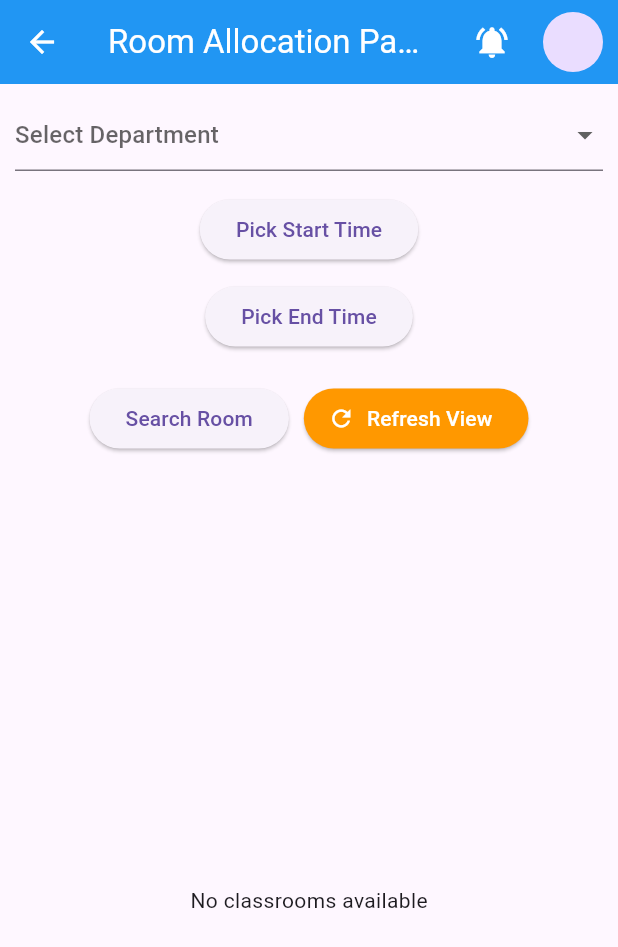
After one commit to Najma-Lopa/Room-Allocation, a Flutter app: the HomePageStudent screen opened directly, after a tap on "Room Allocation", on a phone screen of 412 x 824 dp. The commit adds this screen. Shown: the top 947 px of the screen. Run offline on Flutter 3.47's test engine with Material 3 defaults, Android fonts, the phone set to English and light mode, and no system bars.

Commit message:
room allocation

```diff
--- a/lib/main.dart
+++ b/lib/main.dart
@@ -1,5 +1,6 @@
 import 'package:flutter/cupertino.dart';
 import 'package:flutter/material.dart';
+import 'package:room_allocation_system/screens/Class%20Room/class_room_homePage.dart';
 import 'package:room_allocation_system/screens/student/home_page_student.dart';
 
 void main(){
@@ -12,7 +13,8 @@ class MyApp extends StatelessWidget {
   @override
   Widget build(BuildContext context) {
     return const MaterialApp(
-      home: HomePageStudent(),
+      //home: HomePageStudent(),
+      home: ClassRoomHomepage(),
       debugShowCheckedModeBanner: false,
     );
   }
--- /dev/null
+++ b/lib/screens/Class Room/class_room_homePage.dart
@@ -0,0 +1,226 @@
+import 'package:flutter/material.dart';
+import '../../utility/classroom_info.dart';
+import '../../widgets/app_bar.dart';
+
+class ClassRoomHomepage extends StatefulWidget {
+  const ClassRoomHomepage({super.key});
+
+  @override
+  State<ClassRoomHomepage> createState() => _ClassRoomHomepageState();
+}
+
+class _ClassRoomHomepageState extends State<ClassRoomHomepage> {
+  String? selectedDepartment;
+  TimeOfDay? startTime;
+  TimeOfDay? endTime;
+
+  // Stores all allocated rooms with their time slots
+  final Map<String, List<Map<String, TimeOfDay>>> allocatedRooms = {};
+
+  // Stores current user's allocated time slots
+  final List<Map<String, dynamic>> userAllocations = [];
+
+  Future<void> pickTime(BuildContext context, bool isStart) async {
+    final TimeOfDay? picked = await showTimePicker(
+      context: context,
+      initialTime: TimeOfDay.now(),
+    );
+    if (picked != null) {
+      setState(() {
+        if (isStart) {
+          startTime = picked;
+        } else {
+          endTime = picked;
+        }
+      });
+    }
+  }
+
+  bool isTimeOverlap(TimeOfDay start1, TimeOfDay end1, TimeOfDay start2, TimeOfDay end2) {
+    final start1Minutes = start1.hour * 60 + start1.minute;
+    final end1Minutes = end1.hour * 60 + end1.minute;
+    final start2Minutes = start2.hour * 60 + start2.minute;
+    final end2Minutes = end2.hour * 60 + end2.minute;
+
+    return start1Minutes < end2Minutes && end1Minutes > start2Minutes;
+  }
+
+  bool isRoomAllocated(String room) {
+    if (!allocatedRooms.containsKey(room)) return false;
+
+    for (var slot in allocatedRooms[room]!) {
+      if (isTimeOverlap(startTime!, endTime!, slot['start']!, slot['end']!)) {
+        return true;
+      }
+    }
+    return false;
+  }
+
+  bool hasUserAllocatedTimeOverlap() {
+    for (var slot in userAllocations) {
+      if (isTimeOverlap(startTime!, endTime!, slot['start'], slot['end'])) {
+        return true;
+      }
+    }
+    return false;
+  }
+
+  void allocateRoom(String room) {
+    setState(() {
+      allocatedRooms.putIfAbsent(room, () => []);
+      allocatedRooms[room]!.add({'start': startTime!, 'end': endTime!});
+      userAllocations.add({'room': room, 'start': startTime!, 'end': endTime!});
+    });
+
+    ScaffoldMessenger.of(context).showSnackBar(
+      SnackBar(content: Text("Room '$room' allocated successfully")),
+    );
+  }
+
+  void resetForm() {
+    setState(() {
+      selectedDepartment = null;
+      startTime = null;
+      endTime = null;
+      userAllocations.clear();
+    });
+  }
+
+  @override
+  Widget build(BuildContext context) {
+    final List<String> roomList =
+        DepartmentData.departmentClassrooms[selectedDepartment] ?? [];
+
+    return Scaffold(
+      appBar: CustomAppBar(Title: "Room Allocation Page"),
+      body: Column(
+        children: [
+          // Top form section
+          SizedBox(
+            height: 320,
+            child: SingleChildScrollView(
+              padding: const EdgeInsets.all(10),
+              child: Column(
+                children: [
+                  DropdownButtonFormField<String>(
+                    value: selectedDepartment,
+                    hint: const Text("Select Department"),
+                    items: DepartmentData.departmentList.map((department) {
+                      return DropdownMenuItem(
+                        value: department,
+                        child: Text(department),
+                      );
+                    }).toList(),
+                    onChanged: (value) {
+                      setState(() {
+                        selectedDepartment = value;
+                      });
+                    },
+                  ),
+                  const SizedBox(height: 15),
+                  ElevatedButton(
+                    onPressed: () => pickTime(context, true),
+                    child: Text(startTime == null
+                        ? "Pick Start Time"
+                        : "Start Time: ${startTime!.format(context)}"),
+                  ),
+                  const SizedBox(height: 10),
+                  ElevatedButton(
+                    onPressed: () => pickTime(context, false),
+                    child: Text(endTime == null
+                        ? "Pick End Time"
+                        : "End Time: ${endTime!.format(context)}"),
+                  ),
+                  const SizedBox(height: 20),
+                  Row(
+                    mainAxisAlignment: MainAxisAlignment.center,
+                    children: [
+                      ElevatedButton(
+                        onPressed: () {
+                          if (selectedDepartment != null &&
+                              startTime != null &&
+                              endTime != null) {
+                            ScaffoldMessenger.of(context).showSnackBar(
+                              const SnackBar(content: Text("Room Search Completed")),
+                            );
+                          } else {
+                            ScaffoldMessenger.of(context).showSnackBar(
+                              const SnackBar(content: Text("Please select all fields")),
+                            );
+                          }
+                        },
+                        child: const Text("Search Room"),
+                      ),
+                      const SizedBox(width: 10),
+                      ElevatedButton.icon(
+                        onPressed: resetForm,
+                        icon: const Icon(Icons.refresh),
+                        label: const Text("Refresh View"),
+                        style: ElevatedButton.styleFrom(
+                          backgroundColor: Colors.orange,
+                          foregroundColor: Colors.white,
+                        ),
+                      ),
+                    ],
+                  ),
+                ],
+              ),
+            ),
+          ),
+
+          // Room display section
+          Expanded(
+            child: roomList.isEmpty
+                ? const Center(child: Text("No classrooms available"))
+                : ListView.builder(
+              padding: const EdgeInsets.all(10),
+              itemCount: roomList.length,
+              itemBuilder: (context, index) {
+                final room = roomList[index];
+                final isAllocated = isRoomAllocated(room);
+
+                return Card(
+                  color: isAllocated ? Colors.red.shade100 : null,
+                  elevation: 3,
+                  margin: const EdgeInsets.symmetric(vertical: 6),
+                  child: ListTile(
+                    title: Text(
+                      room,
+                      style: TextStyle(
+                        color: isAllocated ? Colors.red : Colors.black,
+                        fontWeight: FontWeight.bold,
+                      ),
+                    ),
+                    leading: const Icon(Icons.meeting_room_outlined),
+                    trailing: ElevatedButton(
+                      onPressed: (startTime == null || endTime == null)
+                          ? null
+                          : () {
+                        if (isAllocated) {
+                          ScaffoldMessenger.of(context).showSnackBar(
+                            const SnackBar(
+                              content: Text("This room is already allocated"),
+                            ),
+                          );
+                        } else if (hasUserAllocatedTimeOverlap()) {
+                          ScaffoldMessenger.of(context).showSnackBar(
+                            const SnackBar(
+                              content: Text("You can't allocate multiple rooms at the same time"),
+                            ),
+                          );
+                        } else {
+                          allocateRoom(room);
+                        }
+                      },
+                      child: const Text("Allocate"),
+                    ),
+                  ),
+                );
+              },
+            ),
+          ),
+        ],
+      ),
+    );
+  }
+}
--- a/lib/screens/student/home_page_student.dart
+++ b/lib/screens/student/home_page_student.dart
@@ -1,6 +1,8 @@
 import 'package:flutter/cupertino.dart';
 import 'package:flutter/material.dart';
+import 'package:room_allocation_system/screens/Class%20Room/class_room_homePage.dart';
 
+import '../../widgets/app_bar.dart';
 import '../../widgets/card_for_all.dart';
 
 class HomePageStudent extends StatefulWidget {
@@ -14,59 +16,59 @@ class _HomePageStudentState extends State<HomePageStudent> {
   @override
   Widget build(BuildContext context) {
     return Scaffold(
-      appBar: AppBar(
-        backgroundColor: Colors.blue,
-        foregroundColor: Colors.white,
-        actions: [
-          IconButton(
-            onPressed: () {},
-            icon: const Icon(
-              Icons.notifications_active,
-              size: 25,
-            ),
-          ),
-          const SizedBox(
-            width: 10,
-          ),
-          const CircleAvatar(),
-        ],
+      appBar: CustomAppBar(
+        Title: "Home Page",
       ),
       drawer: const Drawer(),
       body: Column(
         children: [
           Expanded(
             flex: 1,
-            child: Container(
-              color: Colors.grey.shade400,
+            child: Center(
+              child: SingleChildScrollView(
+                child: Container(
+                  width: double.infinity,
+                  child: Image.asset("assets/images/main_gate.jpg",fit: BoxFit.cover,),
 
+                  color: Colors.grey.shade400,
+                ),
+              ),
             ),
           ),
           Expanded(
             flex: 3,
-            child: Container(
+            child: SingleChildScrollView(
               child: Padding(
-                padding: const EdgeInsets.symmetric(vertical: 30,horizontal: 20),
-                child: Column(
+                padding: const EdgeInsets.symmetric(vertical: 30, horizontal: 20),
+                child: Wrap(
+                  spacing: 20,
+                  runSpacing: 20,
+                  alignment: WrapAlignment.center,
                   children: [
-                    Row(
-                      mainAxisAlignment: MainAxisAlignment.spaceAround,
-                      crossAxisAlignment: CrossAxisAlignment.start,
-                      children: [
-                        CardForAll(imagePath: "assets/images/class_room.png", text: "Class Room"),
-                        CardForAll(imagePath: "assets/images/class_room.png", text: "Set Class Room"),
-                        CardForAll(imagePath: "assets/images/class_room.png", text: "Courses"),
-                      ],
-                    ),
-                    SizedBox(height: 20,),
-                    Row(
-                      mainAxisAlignment: MainAxisAlignment.spaceAround,
-                      crossAxisAlignment: CrossAxisAlignment.start,
-                      children: [
-                        CardForAll(imagePath: "assets/images/class_room.png", text: "Class Room"),
-                        CardForAll(imagePath: "assets/images/class_room.png", text: "Set Class Room"),
-                        CardForAll(imagePath: "assets/images/class_room.png", text: "Courses"),
-                      ],
-                    ),
+                    CardForAll(
+                        imagePath: "assets/images/class_room.png",
+                        text: "Room Allocation",
+                    newPage: ClassRoomHomepage(),),
+                    CardForAll(
+                        imagePath: "assets/images/class_room.png",
+                        text: "Set Class Room",
+                      newPage: ClassRoomHomepage(),),
+                    CardForAll(
+                        imagePath: "assets/images/class_room.png",
+                        text: "Courses",
+                      newPage: ClassRoomHomepage(),),
+                    CardForAll(
+                        imagePath: "assets/images/class_room.png",
+                        text: "Class Room",
+                      newPage: ClassRoomHomepage(),),
+                    CardForAll(
+                        imagePath: "assets/images/class_room.png",
+                        text: "Set Class Room",
+                      newPage: ClassRoomHomepage(),),
+                    CardForAll(
+                        imagePath: "assets/images/class_room.png",
+                        text: "Courses",
+                      newPage: ClassRoomHomepage(),),
                   ],
                 ),
               ),
--- /dev/null
+++ b/lib/utility/classroom_info.dart
@@ -0,0 +1,109 @@
+class DepartmentData {
+  static final List<String> departmentList = [
+    'Computer Science and Engineering',
+    'Electrical and Electronic Engineering',
+    'Electronics and Communication Engineering',
+    'Accounting',
+    'Finance and Banking',
+    'Management',
+    'Marketing',
+    'Fisheries Biology & Genetics',
+    'Fisheries Management',
+    'Fisheries Technology',
+    'Food Processing & Preservation',
+    'Food Engineering & Technology',
+    'Food Science & Nutrition',
+    'Chemistry',
+    'Physics',
+    'Mathematics',
+    'Statistics',
+    'English',
+    'Economics',
+    'Sociology',
+    'Development Studies'
+  ];
+
+  static final Map<String, List<String>> departmentClassrooms = {
+    'Computer Science and Engineering': [
+      'CSE Room 101',
+      'CSE Room 102',
+      'CSE Lab 201',
+      'CSE Lab 202',
+    ],
+    'Electrical and Electronic Engineering': [
+      'EEE Room 101',
+      'EEE Room 102',
+      'EEE Lab 201',
+      'EEE Lab 202',
+      'EEE Project Room',
+    ],
+    'Electronics and Communication Engineering': [
+      'ECE Room 101',
+      'ECE Room 102',
+      'ECE Lab 201',
+    ],
+    'Accounting': [
+      'ACC Room 101',
+      'ACC Room 102',
+    ],
+    'Finance and Banking': [
+      'FIN Room 101',
+      'FIN Room 102',
+    ],
+    'Management': [
+      'MGT Room 101',
+      'MGT Room 102',
+    ],
+    'Marketing': [
+      'MKT Room 101',
+      'MKT Room 102',
+    ],
+    'Fisheries Biology & Genetics': [
+      'FBG Room 101',
+      'FBG Lab 201',
+    ],
+    'Fisheries Management': [
+      'FMG Room 101',
+    ],
+    'Fisheries Technology': [
+      'FTECH Room 101',
+      'FTECH Lab 202',
+    ],
+    'Food Processing & Preservation': [
+      'FPP Room 101',
+    ],
+    'Food Engineering & Technology': [
+      'FET Room 101',
+      'FET Lab 201',
+    ],
+    'Food Science & Nutrition': [
+      'FSN Room 101',
+    ],
+    'Chemistry': [
+      'CHEM Room 101',
+      'CHEM Lab 201',
+    ],
+    'Physics': [
+      'PHY Room 101',
+      'PHY Lab 201',
+    ],
+    'Mathematics': [
+      'MATH Room 101',
+    ],
+    'Statistics': [
+      'STAT Room 101',
+    ],
+    'English': [
+      'ENG Room 101',
+    ],
+    'Economics': [
+      'ECO Room 101',
+    ],
+    'Sociology': [
+      'SOC Room 101',
+    ],
+    'Development Studies': [
+      'DS Room 101',
+    ],
+  };
+}
--- /dev/null
+++ b/lib/widgets/app_bar.dart
@@ -0,0 +1,34 @@
+import 'package:flutter/material.dart';
+
+class CustomAppBar extends StatelessWidget implements PreferredSizeWidget {
+  final String Title;
+  const CustomAppBar({
+    super.key,
+    required this.Title,
+  });
+
+  @override
+  Widget build(BuildContext context) {
+    return AppBar(
+      title: Text(Title) ,
+      centerTitle: true,
+      backgroundColor: Colors.blue,
+      foregroundColor: Colors.white,
+      actions: [
+        IconButton(
+          onPressed: () {},
+          icon: const Icon(
+            Icons.notifications_active,
+            size: 25,
+          ),
+        ),
+        const SizedBox(width: 10),
+        const CircleAvatar(),
+        const SizedBox(width: 10),
+      ],
+    );
+  }
+
+  @override
+  Size get preferredSize => const Size.fromHeight(kToolbarHeight);
+}
--- a/lib/widgets/card_for_all.dart
+++ b/lib/widgets/card_for_all.dart
@@ -4,16 +4,26 @@ import 'package:flutter/material.dart';
 class CardForAll extends StatelessWidget {
   final String imagePath;
   final String text;
+  final Widget newPage;
 
   const CardForAll({
     super.key,
     required this.imagePath,
     required this.text,
+    required this.newPage, // Accept new page as a parameter
   });
 
   @override
   Widget build(BuildContext context) {
-    return Card(
+    return GestureDetector(
+      onTap: () {
+        // Navigate to the provided new page when the card is tapped
+        Navigator.push(
+          context,
+          MaterialPageRoute(builder: (context) => newPage),
+        );
+      },
+      child: Card(
         elevation: 10,
         child: SizedBox(
           height: 100,
@@ -35,6 +45,7 @@ class CardForAll extends StatelessWidget {
             ),
           ),
         ),
+      ),
     );
   }
 }
--- a/pubspec.yaml
+++ b/pubspec.yaml
@@ -61,6 +61,7 @@ flutter:
   # To add assets to your application, add an assets section, like this:
   assets:
     - assets/images/class_room.png
+    - assets/images/main_gate.jpg
 
   # An image asset can refer to one or more resolution-specific "variants", see
   # https://flutter.dev/to/resolution-aware-images
```
Also changed, not shown: lib/utility/room_allocation.dart (added, +22 -0 lines), assets/images/main_gate.jpg (added), pubspec.lock. Lines whose indentation alone changed are shown as unchanged.
